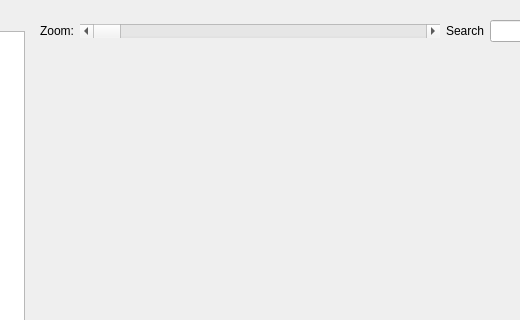
RubendeBruin/DAVE, file guis/resource_browser.ui: the form before one commit; both pictures show x 260 to 780 and y 0 to 320 of the 1142 by 712 pixel window.
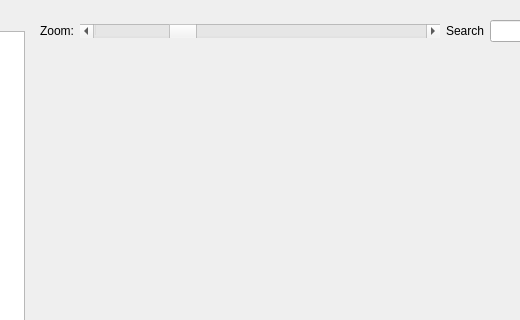
The form after the commit.

Patch:
```diff
--- a/guis/resource_browser.ui
+++ b/guis/resource_browser.ui
@@ -175,6 +175,9 @@
         <property name="maximum">
          <number>400</number>
         </property>
+        <property name="value">
+         <number>100</number>
+        </property>
         <property name="orientation">
          <enum>Qt::Horizontal</enum>
         </property>
```
Left out of the diff: 10 changed lines with no effect on the pictures.
